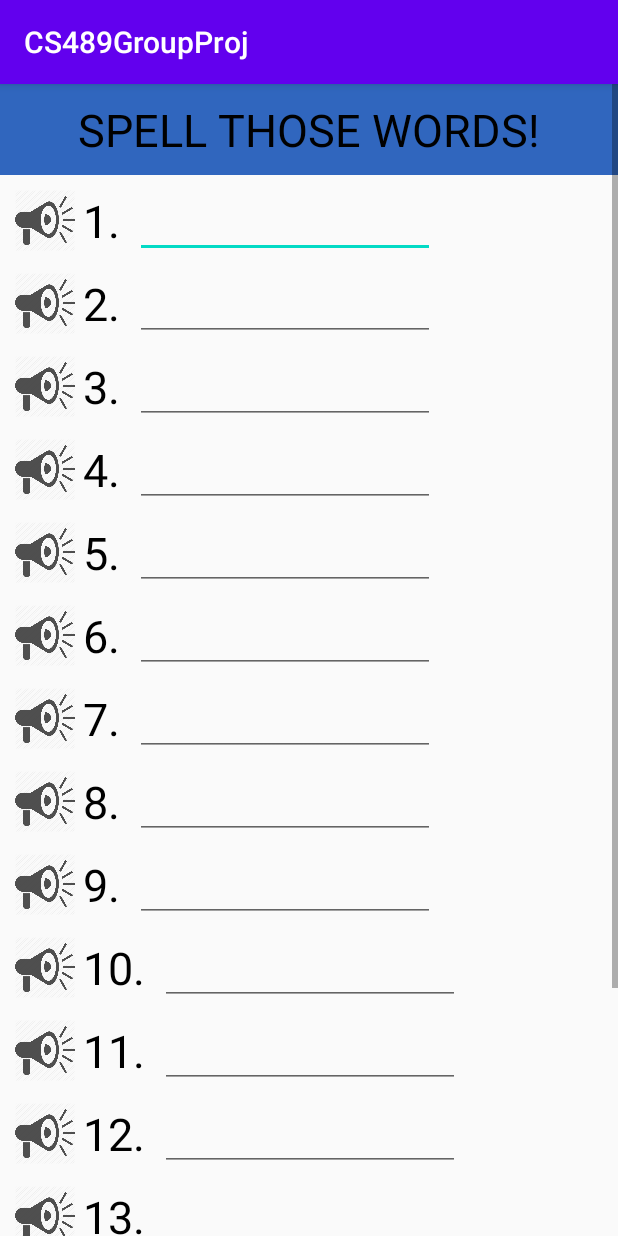
After one commit to vrmatos/CS489GroupProj, an Android app: the GameActivity screen opened directly, with no data from a screen before it, on a phone screen of 412 x 824 dp. The commit adds this screen. Run offline under Robolectric (Android 15) with nearby library versions, the phone set to English and light mode, and no system bars.

Commit message:
Spelling Design Added

```diff
--- /dev/null
+++ b/app/src/main/res/drawable-v24/rounded_corners.xml
@@ -0,0 +1,9 @@
+<?xml version="1.0" encoding="utf-8"?>
+<selector xmlns:android="http://schemas.android.com/apk/res/android">
+    <item>
+        <shape android:shape="rectangle">
+            <solid android:color="@color/blueGray" />
+            <corners android:radius="10dp" />
+        </shape>
+    </item>
+</selector>
--- /dev/null
+++ b/app/src/main/res/layout/game_layout.xml
@@ -0,0 +1,358 @@
+<?xml version="1.0" encoding="utf-8"?>
+<ScrollView
+    xmlns:android="http://schemas.android.com/apk/res/android"
+    android:layout_width="match_parent"
+    android:layout_height="match_parent">
+
+    <RelativeLayout
+        android:layout_width="match_parent"
+        android:layout_height="wrap_content">
+        <TextView
+            style="@style/BannerBox"
+            android:layout_width="match_parent"
+            android:id="@+id/banner2"
+            android:text="@string/banner2"
+            android:background="@color/blue"/>
+
+        <!-- ONE ~~~~~~~~~~~~~~~~~~~~~~~~~~~~~~~~~~~~~~~~~~~~~~~~~~~-->
+        <Button
+            style="@style/SpeechButton"
+            android:id="@+id/megaphone1"
+            android:layout_alignBottom="@id/num1"
+            android:layout_below="@id/banner2"
+            android:background="@drawable/megaphone"
+            android:onClick="play1"/>
+        <TextView
+            style="@style/WordNumber"
+            android:id="@+id/num1"
+            android:layout_below="@id/banner2"
+            android:layout_toRightOf="@id/megaphone1"
+            android:layout_toEndOf="@id/megaphone1"
+            android:text="1."/>
+        <EditText
+            style="@style/WordInput"
+            android:id="@+id/word1"
+            android:layout_toRightOf="@id/num1"
+            android:layout_toEndOf="@id/num1"
+            android:layout_below="@id/banner2" />
+
+        <!-- TWO ~~~~~~~~~~~~~~~~~~~~~~~~~~~~~~~~~~~~~~~~~~~~~~~~~~~-->
+        <Button
+            style="@style/SpeechButton"
+            android:id="@+id/megaphone2"
+            android:layout_alignBottom="@id/num2"
+            android:layout_below="@id/word1"
+            android:background="@drawable/megaphone"
+            android:onClick="play2"/>
+        <TextView
+            style="@style/WordNumber"
+            android:id="@+id/num2"
+            android:layout_below="@id/word1"
+            android:layout_toRightOf="@id/megaphone1"
+            android:layout_toEndOf="@id/megaphone1"
+            android:text="2."/>
+        <EditText
+            style="@style/WordInput"
+            android:id="@+id/word2"
+            android:layout_toRightOf="@id/num2"
+            android:layout_toEndOf="@id/num2"
+            android:layout_below="@id/word1" />
+
+        <!-- THREE ~~~~~~~~~~~~~~~~~~~~~~~~~~~~~~~~~~~~~~~~~~~~~~~~~~~-->
+        <Button
+            style="@style/SpeechButton"
+            android:id="@+id/megaphone3"
+            android:layout_alignBottom="@id/num3"
+            android:layout_below="@id/word2"
+            android:background="@drawable/megaphone"
+            android:onClick="play3"/>
+        <TextView
+            style="@style/WordNumber"
+            android:id="@+id/num3"
+            android:layout_below="@id/word2"
+            android:layout_toRightOf="@id/megaphone2"
+            android:layout_toEndOf="@id/megaphone2"
+            android:text="3."/>
+        <EditText
+            style="@style/WordInput"
+            android:id="@+id/word3"
+            android:layout_toRightOf="@id/num3"
+            android:layout_toEndOf="@id/num3"
+            android:layout_below="@id/word2" />
+
+        <!-- FOUR ~~~~~~~~~~~~~~~~~~~~~~~~~~~~~~~~~~~~~~~~~~~~~~~~~~~-->
+        <Button
+            style="@style/SpeechButton"
+            android:id="@+id/megaphone4"
+            android:layout_alignBottom="@id/num4"
+            android:layout_below="@id/word3"
+            android:background="@drawable/megaphone"
+            android:onClick="play4"/>
+        <TextView
+            style="@style/WordNumber"
+            android:id="@+id/num4"
+            android:layout_below="@id/word3"
+            android:layout_toRightOf="@id/megaphone3"
+            android:layout_toEndOf="@id/megaphone3"
+            android:text="4."/>
+        <EditText
+            style="@style/WordInput"
+            android:id="@+id/word4"
+            android:layout_toRightOf="@id/num4"
+            android:layout_toEndOf="@id/num4"
+            android:layout_below="@id/word3" />
+
+        <!-- FIVE ~~~~~~~~~~~~~~~~~~~~~~~~~~~~~~~~~~~~~~~~~~~~~~~~~~~-->
+        <Button
+            style="@style/SpeechButton"
+            android:id="@+id/megaphone5"
+            android:layout_alignBottom="@id/num5"
+            android:layout_below="@id/word4"
+            android:background="@drawable/megaphone"
+            android:onClick="play5"/>
+        <TextView
+            style="@style/WordNumber"
+            android:id="@+id/num5"
+            android:layout_below="@id/word4"
+            android:layout_toRightOf="@id/megaphone4"
+            android:layout_toEndOf="@id/megaphone4"
+            android:text="5."/>
+        <EditText
+            style="@style/WordInput"
+            android:id="@+id/word5"
+            android:layout_toRightOf="@id/num5"
+            android:layout_toEndOf="@id/num5"
+            android:layout_below="@id/word4" />
+
+        <!-- SIX ~~~~~~~~~~~~~~~~~~~~~~~~~~~~~~~~~~~~~~~~~~~~~~~~~~~-->
+        <Button
+            style="@style/SpeechButton"
+            android:id="@+id/megaphone6"
+            android:layout_alignBottom="@id/num6"
+            android:layout_below="@id/word5"
+            android:background="@drawable/megaphone"
+            android:onClick="play6"/>
+        <TextView
+            style="@style/WordNumber"
+            android:id="@+id/num6"
+            android:layout_below="@id/word5"
+            android:layout_toRightOf="@id/megaphone5"
+            android:layout_toEndOf="@id/megaphone5"
+            android:text="6."/>
+        <EditText
+            style="@style/WordInput"
+            android:id="@+id/word6"
+            android:layout_toRightOf="@id/num6"
+            android:layout_toEndOf="@id/num6"
+            android:layout_below="@id/word5" />
+
+        <!-- SEVEN ~~~~~~~~~~~~~~~~~~~~~~~~~~~~~~~~~~~~~~~~~~~~~~~~~~~-->
+        <Button
+            style="@style/SpeechButton"
+            android:id="@+id/megaphone7"
+            android:layout_alignBottom="@id/num7"
+            android:layout_below="@id/word6"
+            android:background="@drawable/megaphone"
+            android:onClick="play7"/>
+        <TextView
+            style="@style/WordNumber"
+            android:id="@+id/num7"
+            android:layout_below="@id/word6"
+            android:layout_toRightOf="@id/megaphone6"
+            android:layout_toEndOf="@id/megaphone6"
+            android:text="7."/>
+        <EditText
+            style="@style/WordInput"
+            android:id="@+id/word7"
+            android:layout_toRightOf="@id/num7"
+            android:layout_toEndOf="@id/num7"
+            android:layout_below="@id/word6" />
+
+        <!-- EIGHT ~~~~~~~~~~~~~~~~~~~~~~~~~~~~~~~~~~~~~~~~~~~~~~~~~~~-->
+        <Button
+            style="@style/SpeechButton"
+            android:id="@+id/megaphone8"
+            android:layout_alignBottom="@id/num8"
+            android:layout_below="@id/word7"
+            android:background="@drawable/megaphone"
+            android:onClick="play8"/>
+        <TextView
+            style="@style/WordNumber"
+            android:id="@+id/num8"
+            android:layout_below="@id/word7"
+            android:layout_toRightOf="@id/megaphone7"
+            android:layout_toEndOf="@id/megaphone7"
+            android:text="8."/>
+        <EditText
+            style="@style/WordInput"
+            android:id="@+id/word8"
+            android:layout_toRightOf="@id/num8"
+            android:layout_toEndOf="@id/num8"
+            android:layout_below="@id/word7" />
+
+        <!-- NINE ~~~~~~~~~~~~~~~~~~~~~~~~~~~~~~~~~~~~~~~~~~~~~~~~~~~-->
+        <Button
+            style="@style/SpeechButton"
+            android:id="@+id/megaphone9"
+            android:layout_alignBottom="@id/num9"
+            android:layout_below="@id/word8"
+            android:background="@drawable/megaphone"
+            android:onClick="play9"/>
+        <TextView
+            style="@style/WordNumber"
+            android:id="@+id/num9"
+            android:layout_below="@id/word8"
+            android:layout_toRightOf="@id/megaphone8"
+            android:layout_toEndOf="@id/megaphone8"
+            android:text="9."/>
+        <EditText
+            style="@style/WordInput"
+            android:id="@+id/word9"
+            android:layout_toRightOf="@id/num9"
+            android:layout_toEndOf="@id/num9"
+            android:layout_below="@id/word8" />
+
+        <!-- TEN ~~~~~~~~~~~~~~~~~~~~~~~~~~~~~~~~~~~~~~~~~~~~~~~~~~~-->
+        <Button
+            style="@style/SpeechButton"
+            android:id="@+id/megaphone10"
+            android:layout_alignBottom="@id/num10"
+            android:layout_below="@id/word9"
+            android:background="@drawable/megaphone"
+            android:onClick="play10"/>
+        <TextView
+            style="@style/WordNumber"
+            android:id="@+id/num10"
+            android:layout_below="@id/word9"
+            android:layout_toRightOf="@id/megaphone9"
+            android:layout_toEndOf="@id/megaphone9"
+            android:text="10."/>
+        <EditText
+            style="@style/WordInput"
+            android:id="@+id/word10"
+            android:layout_toRightOf="@id/num10"
+            android:layout_toEndOf="@id/num10"
+            android:layout_below="@id/word9" />
+
+        <!-- ELEVEN ~~~~~~~~~~~~~~~~~~~~~~~~~~~~~~~~~~~~~~~~~~~~~~~~~~~-->
+        <Button
+            style="@style/SpeechButton"
+            android:id="@+id/megaphone11"
+            android:layout_alignBottom="@id/num11"
+            android:layout_below="@id/word10"
+            android:background="@drawable/megaphone"
+            android:onClick="play11"/>
+        <TextView
+            style="@style/WordNumber"
+            android:id="@+id/num11"
+            android:layout_below="@id/word10"
+            android:layout_toRightOf="@id/megaphone10"
+            android:layout_toEndOf="@id/megaphone10"
+            android:text="11."/>
+        <EditText
+            style="@style/WordInput"
+            android:id="@+id/word11"
+            android:layout_toRightOf="@id/num11"
+            android:layout_toEndOf="@id/num11"
+            android:layout_below="@id/word10" />
+
+        <!-- TWELVE ~~~~~~~~~~~~~~~~~~~~~~~~~~~~~~~~~~~~~~~~~~~~~~~~~~~-->
+        <Button
+            style="@style/SpeechButton"
+            android:id="@+id/megaphone12"
+            android:layout_alignBottom="@id/num12"
+            android:layout_below="@id/word11"
+            android:background="@drawable/megaphone"
+            android:onClick="play12"/>
+        <TextView
+            style="@style/WordNumber"
+            android:id="@+id/num12"
+            android:layout_below="@id/word11"
+            android:layout_toRightOf="@id/megaphone11"
+            android:layout_toEndOf="@id/megaphone11"
+            android:text="12."/>
+        <EditText
+            style="@style/WordInput"
+            android:id="@+id/word12"
+            android:layout_toRightOf="@id/num12"
+            android:layout_toEndOf="@id/num12"
+            android:layout_below="@id/word11" />
+
+        <!-- THIRTEEN ~~~~~~~~~~~~~~~~~~~~~~~~~~~~~~~~~~~~~~~~~~~~~~~~~~~-->
+        <Button
+            style="@style/SpeechButton"
+            android:id="@+id/megaphone13"
+            android:layout_alignBottom="@id/num13"
+            android:layout_below="@id/word12"
+            android:background="@drawable/megaphone"
+            android:onClick="play13"/>
+        <TextView
+            style="@style/WordNumber"
+            android:id="@+id/num13"
+            android:layout_below="@id/word12"
+            android:layout_toRightOf="@id/megaphone12"
+            android:layout_toEndOf="@id/megaphone12"
+            android:text="13."/>
+        <EditText
+            style="@style/WordInput"
+            android:id="@+id/word13"
+            android:layout_toRightOf="@id/num13"
+            android:layout_toEndOf="@id/num13"
+            android:layout_below="@id/word12" />
+
+        <!-- FOURTEEN ~~~~~~~~~~~~~~~~~~~~~~~~~~~~~~~~~~~~~~~~~~~~~~~~~~~-->
+        <Button
+            style="@style/SpeechButton"
+            android:id="@+id/megaphone14"
+            android:layout_alignBottom="@id/num14"
+            android:layout_below="@id/word13"
+            android:background="@drawable/megaphone"
+            android:onClick="play14"/>
+        <TextView
+            style="@style/WordNumber"
+            android:id="@+id/num14"
+            android:layout_below="@id/word13"
+            android:layout_toRightOf="@id/megaphone13"
+            android:layout_toEndOf="@id/megaphone13"
+            android:text="14."/>
+        <EditText
+            style="@style/WordInput"
+            android:id="@+id/word14"
+            android:layout_toRightOf="@id/num14"
+            android:layout_toEndOf="@id/num14"
+            android:layout_below="@id/word13" />
+
+        <!-- FIFTEEN ~~~~~~~~~~~~~~~~~~~~~~~~~~~~~~~~~~~~~~~~~~~~~~~~~~~-->
+        <Button
+            style="@style/SpeechButton"
+            android:id="@+id/megaphone15"
+            android:layout_alignBottom="@id/num15"
+            android:layout_below="@id/word14"
+            android:background="@drawable/megaphone"
+            android:onClick="play15"/>
+        <TextView
+            style="@style/WordNumber"
+            android:id="@+id/num15"
+            android:layout_below="@id/word14"
+            android:layout_toRightOf="@id/megaphone14"
+            android:layout_toEndOf="@id/megaphone14"
+            android:text="15."/>
+        <EditText
+            style="@style/WordInput"
+            android:id="@+id/word15"
+            android:layout_toRightOf="@id/num15"
+            android:layout_toEndOf="@id/num15"
+            android:layout_below="@id/word14" />
+
+        <Button
+            style="@style/DifficultyButton"
+            android:id="@+id/finish"
+            android:layout_below="@id/word15"
+            android:layout_marginTop="10dp"
+            android:layout_marginBottom="30dp"
+            android:text="@string/all_done_spelling"
+            android:onClick="calculate"/>
+
+    </RelativeLayout>
+
+</ScrollView>
--- a/app/src/main/res/values/colors.xml
+++ b/app/src/main/res/values/colors.xml
@@ -3,4 +3,12 @@
     <color name="colorPrimary">#6200EE</color>
     <color name="colorPrimaryDark">#3700B3</color>
     <color name="colorAccent">#03DAC5</color>
+
+    <color name="blue">#3066BE</color>
+    <color name="seaGreenDark">#119DA4</color>
+    <color name="blueGray">#6D9DC5</color>
+    <color name="seaGreenLight">#80DED9</color>
+    <color name="seaGreenPale">#AEECEF</color>
+
+    <color name="black">#000000</color>
 </resources>
--- a/app/src/main/res/values/styles.xml
+++ b/app/src/main/res/values/styles.xml
@@ -7,4 +7,61 @@
         <item name="colorAccent">@color/colorAccent</item>
     </style>
 
+    <style name="BannerBox">
+        <item name="android:layout_height">wrap_content</item>
+        <item name="android:textSize">30sp</item>
+        <item name="android:textColor">@color/black</item>
+        <item name="android:gravity">center</item>
+        <item name="android:padding">10dp</item>
+    </style>
+
+    <style name="RuleStep">
+        <item name="android:layout_height">wrap_content</item>
+        <item name="android:layout_width">wrap_content</item>
+        <item name="android:textSize">25sp</item>
+        <item name="android:textColor">@color/black</item>
+        <item name="android:layout_marginLeft">15dp</item>
+    </style>
+
+    <style name="DifficultyButton">
+        <item name="android:layout_width">220dp</item>
+        <item name="android:layout_height">wrap_content</item>
+        <item name="android:layout_centerHorizontal">true</item>
+        <item name="android:textSize">25sp</item>
+        <item name="android:padding">5dp</item>
+        <item name="android:background">@drawable/rounded_corners</item>
+    </style>
+
+    <style name="BestScoreBox">
+        <item name="android:layout_height">wrap_content</item>
+        <item name="android:layout_width">wrap_content</item>
+        <item name="android:textSize">25sp</item>
+        <item name="android:textColor">@color/black</item>
+        <item name="android:layout_marginBottom">10dp</item>
+    </style>
+
+    <style name="WordNumber">
+        <item name="android:layout_height">wrap_content</item>
+        <item name="android:layout_width">wrap_content</item>
+        <item name="android:textSize">30sp</item>
+        <item name="android:textColor">@color/black</item>
+        <item name="android:layout_marginTop">10dp</item>
+        <item name="android:layout_marginLeft">5dp</item>
+    </style>
+
+    <style name="SpeechButton">
+        <item name="android:layout_height">40dp</item>
+        <item name="android:layout_width">40dp</item>
+        <item name="android:layout_marginTop">10dp</item>
+        <item name="android:layout_marginLeft">10dp</item>
+    </style>
+
+    <style name="WordInput">
+        <item name="android:layout_height">wrap_content</item>
+        <item name="android:layout_width">200dp</item>
+        <item name="android:textColor">@color/black</item>
+        <item name="android:layout_marginTop">10dp</item>
+        <item name="android:layout_marginLeft">10dp</item>
+    </style>
+
 </resources>
```
Also changed, not shown: app/src/main/AndroidManifest.xml (+6 -1 lines), app/src/main/java/com/victoriamatos/cs489groupproj/ChooseDiffActivity.java (added, +42 -0 lines), app/src/main/java/com/victoriamatos/cs489groupproj/GameActivity.java (added, +121 -0 lines), app/src/main/res/layout/choose_difficulty.xml (added, +128 -0 lines), app/src/main/res/values/strings.xml (+13 -0 lines), app/src/main/res/drawable-v24/megaphone.png (added).
